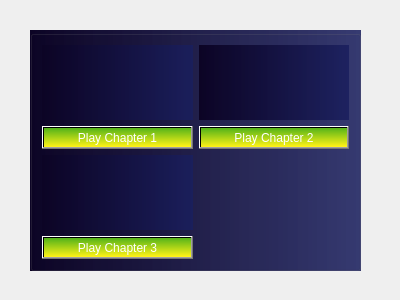
Before: the Qt Designer form Planet_Invasion/chapterscreen.ui in CS4076Rplay/CS4076, drawn with Qt 5.
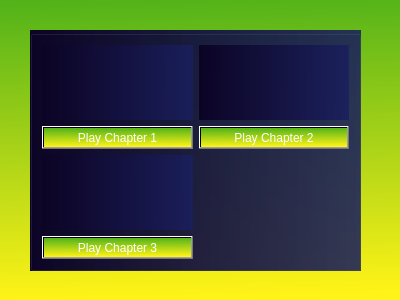
After: the same form once the commit is applied. Icons and pictures are not drawn.

The edit to the form file:
```diff
--- a/Planet_Invasion/chapterscreen.ui
+++ b/Planet_Invasion/chapterscreen.ui
@@ -13,6 +13,10 @@
   <property name="windowTitle">
    <string>Dialog</string>
   </property>
+  <property name="styleSheet">
+   <string notr="true">background:transparent;
+background-color:qlineargradient(spread:pad, x1:0, y1:0, x2:0.03, y2:1, stop:0 rgba(81, 178, 25, 255), stop:1 rgba(255, 243, 23, 255))</string>
+  </property>
   <widget class="QGroupBox" name="groupBox">
    <property name="geometry">
     <rect>
```
